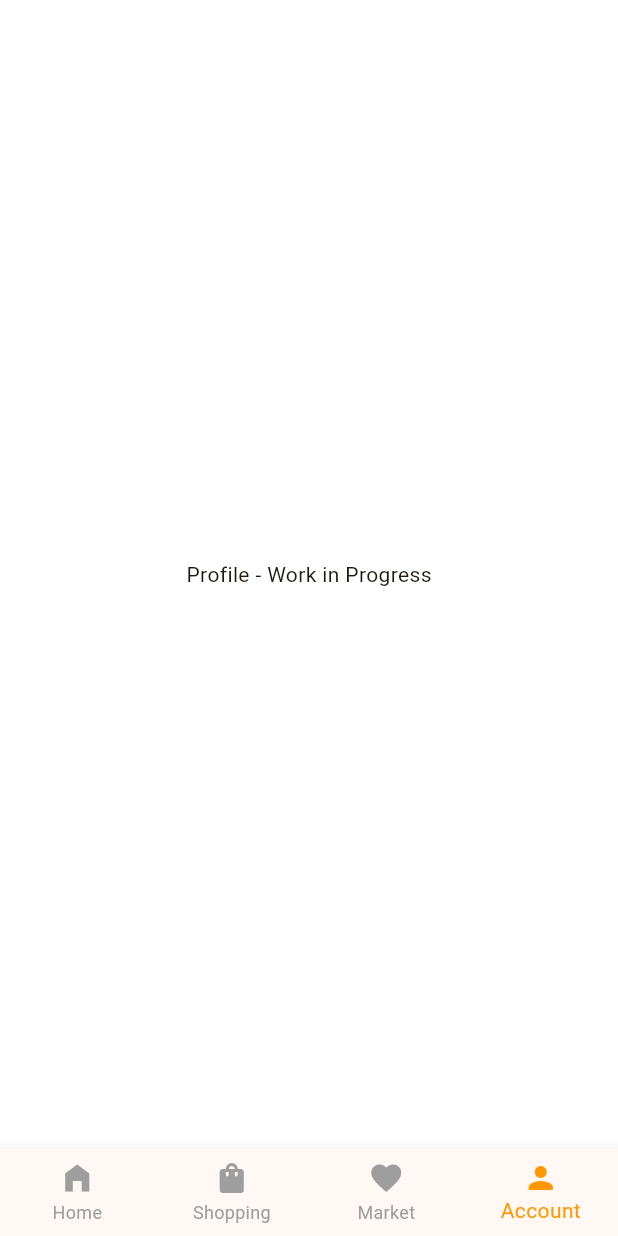
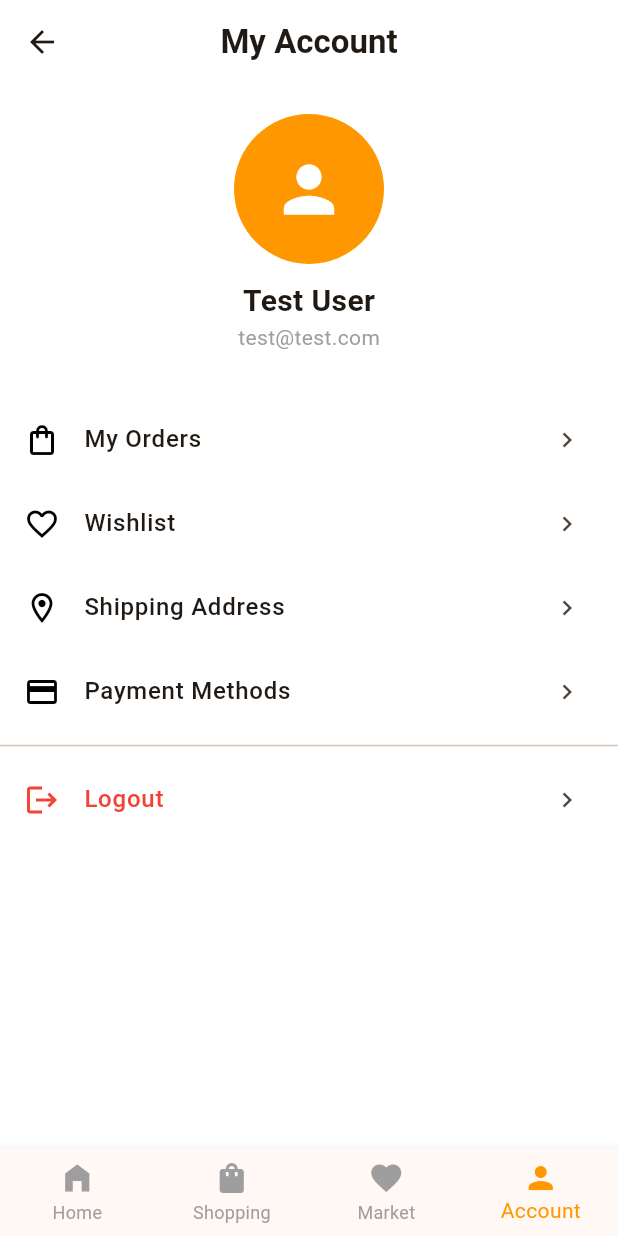
Before and after one commit to Shubhangi-H98/shoplite, a Flutter app: the DashboardPage screen opened by its route, item 4 of the bottom bar chosen, on a phone screen of 412 x 824 dp. Run offline on Flutter 3.47's test engine with Material 3 defaults, Android fonts, the phone set to English and light mode, and no system bars; our stand-ins replace cached_network_image, dio, equatable, flutter_bloc, flutter_secure_storage, get_it and 2 more; accounts and stored records are empty; generated files the repository leaves out were written again; network calls fail.

```diff
--- a/lib/features/dashboard/presentation/pages/dashboard_page.dart
+++ b/lib/features/dashboard/presentation/pages/dashboard_page.dart
@@ -1,4 +1,7 @@
 import 'package:flutter/material.dart';
+import 'package:flutter_bloc/flutter_bloc.dart';
+import 'package:shoplite/features/dashboard/presentation/pages/profile_page.dart';
+import '../../../auth/presentation/cubit/auth_cubit.dart';
 import '../../../cart/presentation/pages/cart_page.dart';
 import '../../../catalog/presentation/pages/favorites_page.dart';
 import 'catalog_page.dart';
@@ -14,14 +17,14 @@ class _DashboardPageState extends State<DashboardPage> {
   int _selectedIndex = 0;
 
   final List<Widget> _pages = [
-    const CatalogPage(),
-    const CartPage(),
-    const FavoritesPage(),
-    const Center(child: Text('Profile - Work in Progress')),
+    const CatalogPage(),    // Index 0: Home
+    const CartPage(),       // Index 1: Shopping/Cart
+    const FavoritesPage(),  // Index 2: Market/Favorites
+    const ProfilePage(),    // Index 3: Account/Profile
   ];
 
   void _onItemTapped(int index) {
-    final List<String> tabNames = ['Home', 'Cart', 'Favorites', 'Profile'];
+    final List<String> tabNames = ['Home', 'Cart', 'Favorites', 'Account'];
     debugPrint("📍 [Dashboard] Tab Switch: From ${tabNames[_selectedIndex]} to ${tabNames[index]}");
 
     setState(() {
@@ -31,7 +34,16 @@ class _DashboardPageState extends State<DashboardPage> {
 
   @override
   Widget build(BuildContext context) {
-    return Scaffold(
+
+    return BlocListener<AuthCubit, AuthState>(
+      listener: (context, state) {
+        if (state is AuthUnauthenticated) {
+          debugPrint("🔄 [Dashboard] User session ended. Redirecting to Login...");
+
+          Navigator.pushNamedAndRemoveUntil(context, '/login', (route) => false);
+        }
+      },
+      child: Scaffold(
         body: IndexedStack(
           index: _selectedIndex,
           children: _pages,
@@ -50,6 +62,7 @@ class _DashboardPageState extends State<DashboardPage> {
             BottomNavigationBarItem(icon: Icon(Icons.person), label: 'Account'),
           ],
         ),
+      ),
     );
   }
 }
--- /dev/null
+++ b/lib/features/dashboard/presentation/pages/profile_page.dart
@@ -0,0 +1,88 @@
+import 'package:flutter/material.dart';
+import 'package:flutter_bloc/flutter_bloc.dart';
+import '../../../auth/presentation/cubit/auth_cubit.dart';
+
+class ProfilePage extends StatelessWidget {
+  const ProfilePage({super.key});
+
+  @override
+  Widget build(BuildContext context) {
+    return Scaffold(
+      backgroundColor: Colors.white,
+      appBar: AppBar(
+        title: const Text("My Account", style: TextStyle(fontWeight: FontWeight.bold)),
+        centerTitle: true,
+        elevation: 0,
+        backgroundColor: Colors.white,
+      ),
+      body: Column(
+        children: [
+          const SizedBox(height: 20),
+
+          const CircleAvatar(
+            radius: 50,
+            backgroundColor: Colors.orange,
+            child: Icon(Icons.person, size: 50, color: Colors.white),
+          ),
+          const SizedBox(height: 10),
+          const Text("Test User", style: TextStyle(fontSize: 20, fontWeight: FontWeight.bold)),
+          const Text("test@test.com", style: TextStyle(color: Colors.grey)),
+          const SizedBox(height: 30),
+
+          // Menu Options
+          Expanded(
+            child: ListView(
+              children: [
+                _buildMenuTile(Icons.shopping_bag_outlined, "My Orders", () {}),
+                _buildMenuTile(Icons.favorite_border, "Wishlist", () {}),
+                _buildMenuTile(Icons.location_on_outlined, "Shipping Address", () {}),
+                _buildMenuTile(Icons.payment_outlined, "Payment Methods", () {}),
+                const Divider(),
+                // 🚪 Logout Button
+                _buildMenuTile(
+                  Icons.logout,
+                  "Logout",
+                      () => _showLogoutDialog(context),
+                  textColor: Colors.red,
+                ),
+              ],
+            ),
+          ),
+        ],
+      ),
+    );
+  }
+
+  Widget _buildMenuTile(IconData icon, String title, VoidCallback onTap, {Color? textColor}) {
+    return ListTile(
+      leading: Icon(icon, color: textColor ?? Colors.black),
+      title: Text(title, style: TextStyle(color: textColor, fontWeight: FontWeight.w500)),
+      trailing: const Icon(Icons.chevron_right, size: 20),
+      onTap: onTap,
+    );
+  }
+
+  void _showLogoutDialog(BuildContext context) {
+    showDialog(
+      context: context,
+      builder: (dialogContext) => AlertDialog(
+        title: const Text("Logout"),
+        content: const Text("Are you sure you want to log out?"),
+        actions: [
+          TextButton(
+            onPressed: () => Navigator.pop(dialogContext),
+            child: const Text("Cancel"),
+          ),
+          ElevatedButton(
+            style: ElevatedButton.styleFrom(backgroundColor: Colors.red),
+            onPressed: () {
+              Navigator.pop(dialogContext);
+              context.read<AuthCubit>().logout();
+            },
+            child: const Text("Logout", style: TextStyle(color: Colors.white)),
+          ),
+        ],
+      ),
+    );
+  }
+}
--- a/lib/injection_container.dart
+++ b/lib/injection_container.dart
@@ -17,6 +17,7 @@ Future<void> init() async {
   sl.registerFactory(() => CartCubit());
   sl.registerFactory(() => FavoritesCubit());
 
+
   sl.registerLazySingleton<ProductRepository>(
         () => ProductRepositoryImpl(sl()),
   );
```
Also changed, not shown: lib/features/auth/presentation/cubit/auth_cubit.dart (+13 -5 lines). Lines whose indentation alone changed are shown as unchanged.
